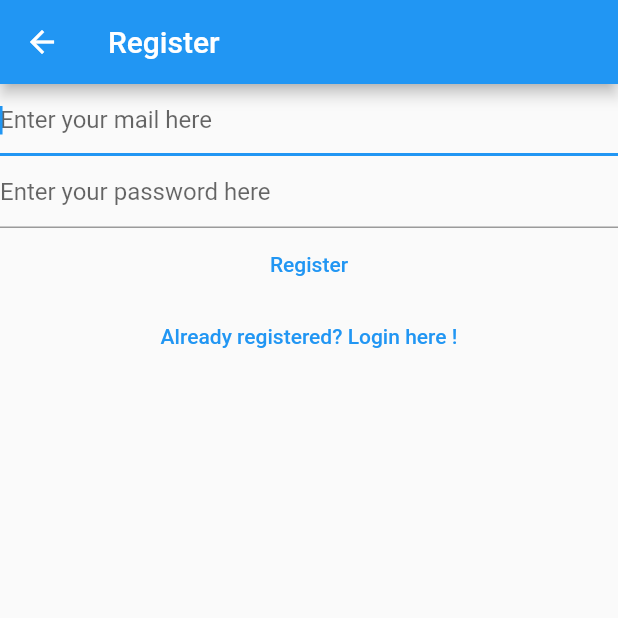
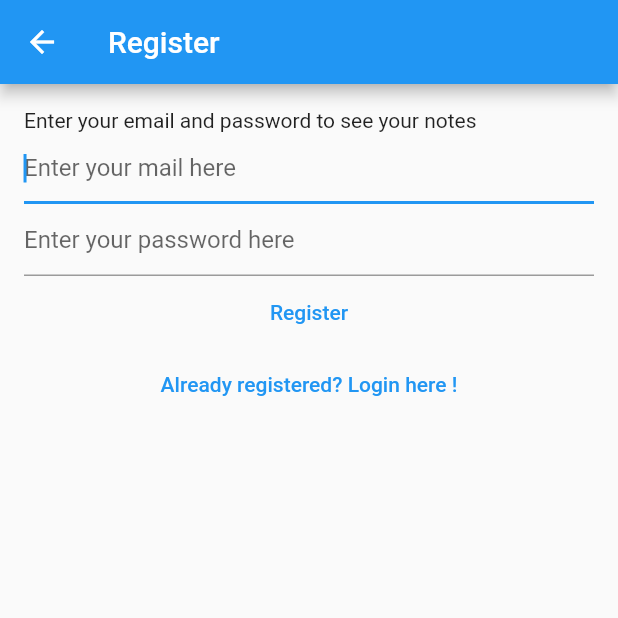
Before and after one commit to Harley755/flutter-mynotes, a Flutter app: the RegisterView screen opened directly, on a phone screen of 412 x 824 dp, the top half of it. Run offline on Flutter 3.47's test engine with Material 2 defaults, Android fonts, the phone set to English and light mode, and no system bars; our stand-ins replace bloc, cloud_firestore, equatable, firebase_auth, firebase_core, flutter_bloc and 1 more; accounts and stored records are empty; network calls fail.

Commit message:
add padding to login and register page

```diff
--- a/lib/services/auth/bloc/auth_bloc.dart
+++ b/lib/services/auth/bloc/auth_bloc.dart
@@ -1,5 +1,3 @@
-import 'dart:math';
-
 import 'package:bloc/bloc.dart';
 import 'package:mynotes/services/auth/auth_provider.dart';
 import 'package:mynotes/services/auth/bloc/auth_event.dart';
@@ -8,6 +6,10 @@ import 'package:mynotes/services/auth/bloc/auth_state.dart';
 class AuthBloc extends Bloc<AuthEvent, AuthState> {
   AuthBloc(AuthProvider provider)
       : super(const AuthStateUninitialized(isLoading: true)) {
+    on<AuthEventShouldRegister>((event, emit) {
+      emit(const AuthStateRegistering(exception: null, isLoading: false));
+    });
+
     // FORGOT PASSWORD
     on<AuthEventForgotPassword>((event, emit) async {
       emit(const AuthStateForgotPassword(
--- a/lib/views/login_view.dart
+++ b/lib/views/login_view.dart
@@ -64,6 +64,9 @@ class _LoginViewState extends State<LoginView> {
           padding: const EdgeInsets.all(16.0),
           child: Column(
             children: [
+              const Text(
+                'Please log in to account in order to interact with and create notes !!',
+              ),
               TextField(
                 keyboardType: TextInputType.emailAddress,
                 autofocus: true,
--- a/lib/views/register_view.dart
+++ b/lib/views/register_view.dart
@@ -55,8 +55,12 @@ class _RegisterViewState extends State<RegisterView> {
         appBar: AppBar(
           title: const Text('Register'),
         ),
-        body: Column(
+        body: Padding(
+          padding: const EdgeInsets.all(16.0),
+          child: Column(
+            crossAxisAlignment: CrossAxisAlignment.start,
             children: [
+              const Text('Enter your email and password to see your notes'),
               TextField(
                 keyboardType: TextInputType.emailAddress,
                 autofocus: true,
@@ -75,13 +79,15 @@ class _RegisterViewState extends State<RegisterView> {
                   hintText: 'Enter your password here',
                 ),
               ),
+              Center(
+                child: Column(
+                  children: [
                     TextButton(
                       onPressed: () async {
                         final email = _email.text;
                         final password = _passWord.text;
-                context
-                    .read<AuthBloc>()
-                    .add(AuthEventRegister(email: email, password: password));
+                        context.read<AuthBloc>().add(AuthEventRegister(
+                            email: email, password: password));
                       },
                       child: const Text("Register"),
                     ),
@@ -94,6 +100,10 @@ class _RegisterViewState extends State<RegisterView> {
                   ],
                 ),
               ),
+            ],
+          ),
+        ),
+      ),
     );
   }
 }
```
Also changed, not shown: 1 other file. Lines whose indentation alone changed are shown as unchanged.
